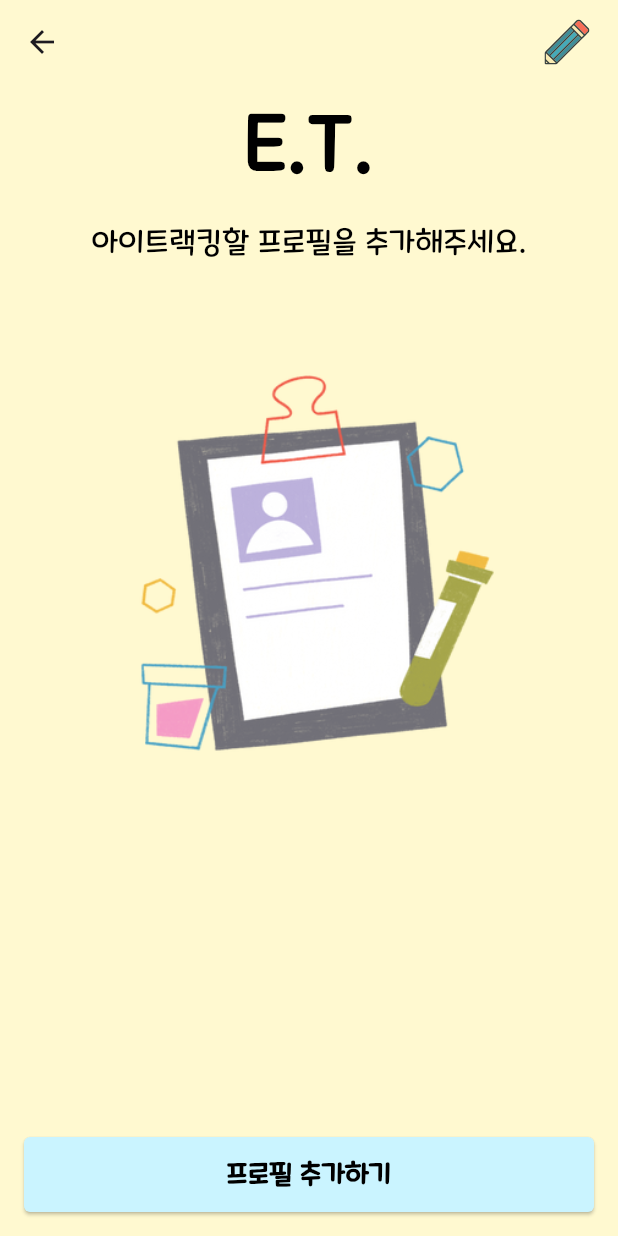
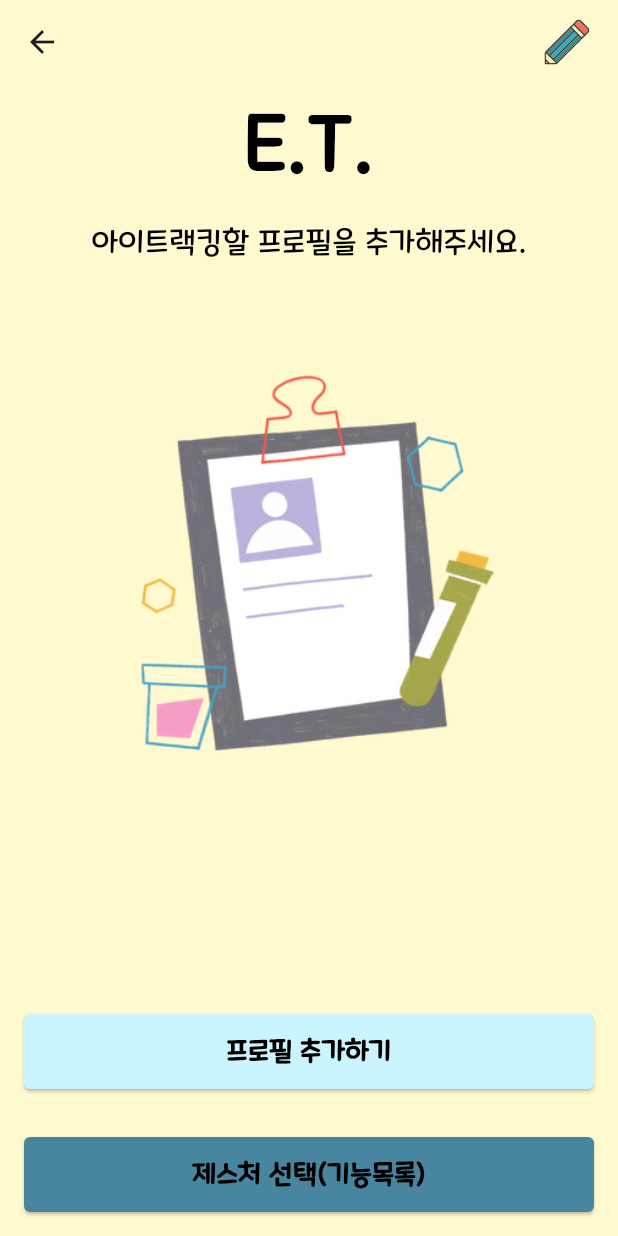
Before and after one commit to IPLaboratory/IPL_EyeTracker_FE, a Flutter app: the MainProfilePage screen opened directly, on a phone screen of 412 x 824 dp. Run offline on Flutter 3.47's test engine with Material 3 defaults, Android fonts, the phone set to English and light mode, and no system bars; our stand-ins replace awesome_snackbar_content, camera, flutter_svg, image_picker, lottie, permission_handler and 1 more.

Commit message:
TASK #23 : 제스처 인식(기능목록) 페이지를 디자인 했습니다.

```diff
--- a/lib/Profile_Page/Main_Profile.dart
+++ b/lib/Profile_Page/Main_Profile.dart
@@ -3,6 +3,7 @@ import 'package:flutter_svg/flutter_svg.dart'; // SVG 파일 사용을 위한
 import '../Camera_Page/Camera_Page.dart';  // CameraPage 파일 임포트
 import '../User_Registration_Page/User_Registration.dart'; // UserRegistrationPage 파일 임포트
 import 'Change_Profile.dart'; //Change_ProfilePage 파일 임포트
+import '../Gesture_Page/Main_Gesture.dart'; // Main_Gesture 파일 임포트
 
 class MainProfilePage extends StatefulWidget {
   const MainProfilePage({super.key});
@@ -168,6 +169,37 @@ class _MainProfilePageState extends State<MainProfilePage> {
                 ),
               ),
             ),
+            Padding(
+              padding: const EdgeInsets.all(16.0), // 버튼 주위에 여백 추가
+              child: SizedBox(
+                width: double.infinity,
+                height: 50,
+                child: ElevatedButton(
+                  style: ElevatedButton.styleFrom(
+                    backgroundColor: const Color(0xFF48859E),
+                    shape: RoundedRectangleBorder(
+                      borderRadius: BorderRadius.circular(4.0),
+                    ),
+                  ),
+                  onPressed: () {
+                    //profileProvider.profile(context);
+                    //ChangeProfilePage();
+                    Navigator.push(
+                      context,
+                      MaterialPageRoute(builder: (context) => const MainGesturePage()),
+                    );
+                  },
+                  child: const Text(
+                    '제스처 선택(기능목록)',
+                    style: TextStyle(
+                      fontSize: 18,
+                      fontWeight: FontWeight.bold,
+                      color: Colors.black,
+                    ),
+                  ),
+                ),
+              ),
+            ),
           ],
         ),
       ),
```
Also changed, not shown: lib/Gesture_Page/Main_Gesture.dart (added, +144 -0 lines), assets/fan.png (added), assets/off.png (added), assets/on.png (added), assets/skills.png (added), 1 other file.
